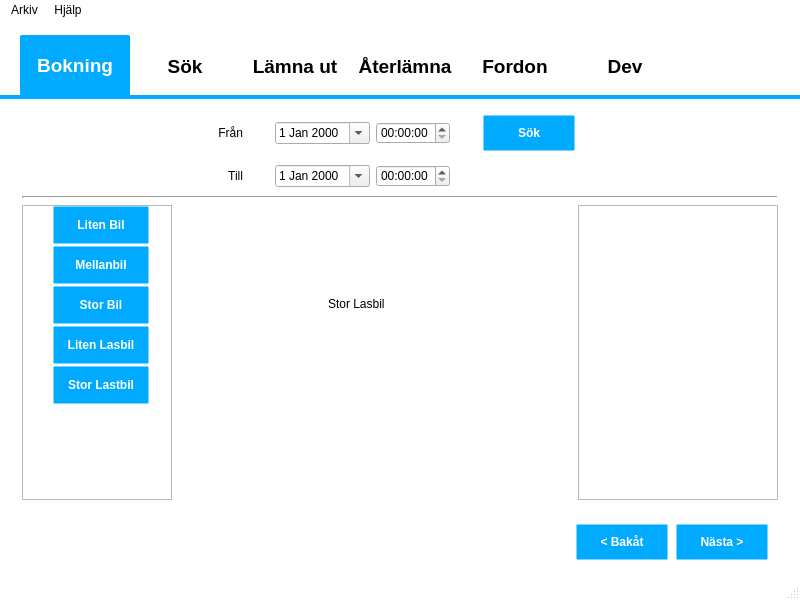
nilsknacken/A3B-repo, file sandbox/andreas/gui/MainWindow.ui: the form before one commit.
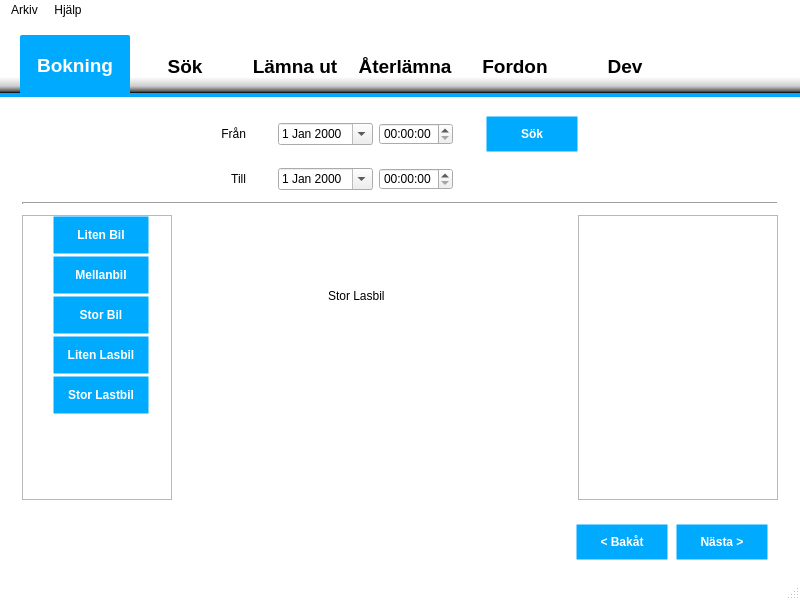
The form after the commit. The open tabs and pages were chosen to show the change. Icons and pictures are not drawn.

Diff of the .ui file:
```diff
--- a/sandbox/andreas/gui/MainWindow.ui
+++ b/sandbox/andreas/gui/MainWindow.ui
@@ -439,7 +439,10 @@
    <string notr="true">QTabWidget::tab-bar {
 	left: 20px;}
 QTabWidget::pane {
-	border-top: 4px solid rgb(0, 170, 255);
+/*	border-top: 4px solid rgb(0, 170, 255);*/
+border-top: 20px solid qlineargradient(spread:pad, x1:0, y1:0, x2:0, y2:1, stop:0 rgba(0, 0, 0, 0), stop:0.199052 rgba(0, 0, 0, 22), stop:0.459716 rgba(0, 0, 0, 52), stop:0.7109 rgba(0, 0, 0, 164), stop:0.799 rgba(0, 0, 0, 255), stop:0.8 rgba(0, 170, 255, 255));
+         /*position: absolute;*/
+         top: -18px;
 	background-color: white;}
 QTabBar::tab {
 	height: 60px; width: 110px;
@@ -547,23 +550,14 @@
       <property name="focusPolicy">
        <enum>Qt::NoFocus</enum>
       </property>
-      <property name="styleSheet">
-       <string notr="true"/>
-      </property>
       <property name="currentIndex">
-       <number>5</number>
-      </property>
-      <property name="usesScrollButtons">
-       <bool>false</bool>
+       <number>0</number>
       </property>
       <widget class="QWidget" name="tabReservate">
        <attribute name="title">
         <string>Bokning</string>
        </attribute>
-       <layout class="QVBoxLayout" name="verticalLayout">
-        <property name="topMargin">
-         <number>0</number>
-        </property>
+       <layout class="QVBoxLayout" name="verticalLayout_3">
         <item>
          <widget class="QTabWidget" name="tabWidget1_2">
           <property name="focusPolicy">
@@ -593,24 +587,34 @@
           <property name="currentIndex">
            <number>0</number>
           </property>
-          <property name="usesScrollButtons">
-           <bool>false</bool>
-          </property>
           <widget class="QWidget" name="tabBooking">
            <attribute name="title">
             <string/>
            </attribute>
-           <layout class="QVBoxLayout" name="verticalLayout_3">
+           <layout class="QVBoxLayout" name="verticalLayout">
+            <property name="topMargin">
+             <number>19</number>
+            </property>
             <item>
              <layout class="QGridLayout" name="gridLayoutTop">
-              <property name="horizontalSpacing">
-               <number>6</number>
-              </property>
-              <item row="1" column="2">
+              <item row="0" column="0">
                <spacer name="horizontalSpacer_3">
                 <property name="orientation">
                  <enum>Qt::Horizontal</enum>
                 </property>
+                <property name="sizeHint" stdset="0">
+                 <size>
+                  <width>40</width>
+                  <height>20</height>
+                 </size>
+                </property>
+               </spacer>
+              </item>
+              <item row="0" column="2" rowspan="2">
+               <spacer name="horizontalSpacer_2">
+                <property name="orientation">
+                 <enum>Qt::Horizontal</enum>
+                </property>
                 <property name="sizeType">
                  <enum>QSizePolicy::Fixed</enum>
                 </property>
@@ -622,69 +626,37 @@
                 </property>
                </spacer>
               </item>
-              <item row="2" column="4">
-               <widget class="QTimeEdit" name="timeEditTo"/>
-              </item>
-              <item row="1" column="4">
+              <item row="0" column="4">
                <widget class="QTimeEdit" name="timeEditFrom"/>
               </item>
-              <item row="1" column="3">
+              <item row="0" column="6">
+               <widget class="QPushButton" name="pushButtonP1Search">
+                <property name="text">
+                 <string>Sök</string>
+                </property>
+               </widget>
+              </item>
+              <item row="0" column="3">
                <widget class="QDateEdit" name="dateEditFrom">
                 <property name="calendarPopup">
                  <bool>true</bool>
                 </property>
                </widget>
               </item>
-              <item row="1" column="1">
-               <widget class="QLabel" name="labelFrom">
-                <property name="text">
-                 <string>Från</string>
-                </property>
-                <property name="alignment">
-                 <set>Qt::AlignRight|Qt::AlignTrailing|Qt::AlignVCenter</set>
-                </property>
-               </widget>
-              </item>
-              <item row="1" column="8" rowspan="2">
-               <spacer name="verticalSpacer_2">
-                <property name="orientation">
-                 <enum>Qt::Vertical</enum>
-                </property>
-                <property name="sizeType">
-                 <enum>QSizePolicy::Fixed</enum>
-                </property>
-                <property name="sizeHint" stdset="0">
-                 <size>
-                  <width>0</width>
-                  <height>80</height>
-                 </size>
-                </property>
-               </spacer>
-              </item>
-              <item row="2" column="3">
-               <widget class="QDateEdit" name="dateEditTo">
-                <property name="calendarPopup">
-                 <bool>true</bool>
-                </property>
-               </widget>
-              </item>
-              <item row="1" column="5">
-               <spacer name="horizontalSpacer_8">
+              <item row="0" column="7">
+               <spacer name="horizontalSpacer_7">
                 <property name="orientation">
                  <enum>Qt::Horizontal</enum>
                 </property>
-                <property name="sizeType">
-                 <enum>QSizePolicy::Fixed</enum>
-                </property>
                 <property name="sizeHint" stdset="0">
                  <size>
-                  <width>20</width>
-                  <height>0</height>
+                  <width>40</width>
+                  <height>20</height>
                  </size>
                 </property>
                </spacer>
               </item>
-              <item row="2" column="1">
+              <item row="1" column="1">
                <widget class="QLabel" name="labelTo">
                 <property name="text">
                  <string>Till</string>
@@ -700,40 +672,43 @@
                 </property>
                </widget>
               </item>
-              <item row="1" column="7">
-               <spacer name="horizontalSpacer_2">
-                <property name="orientation">
-                 <enum>Qt::Horizontal</enum>
-                </property>
-                <property name="sizeHint" stdset="0">
-                 <size>
-                  <width>40</width>
-                  <height>20</height>
-                 </size>
-                </property>
-               </spacer>
+              <item row="1" column="4">
+               <widget class="QTimeEdit" name="timeEditTo"/>
               </item>
-              <item row="1" column="0">
-               <spacer name="horizontalSpacer_7">
-                <property name="orientation">
-                 <enum>Qt::Horizontal</enum>
-                </property>
-                <property name="sizeHint" stdset="0">
-                 <size>
-                  <width>40</width>
-                  <height>20</height>
-                 </size>
-                </property>
-               </spacer>
-              </item>
-              <item row="1" column="6">
-               <widget class="QPushButton" name="pushButtonP1Search">
+              <item row="0" column="1">
+               <widget class="QLabel" name="labelFrom">
                 <property name="text">
-                 <string>Sök</string>
+                 <string>Från</string>
                 </property>
+                <property name="alignment">
+                 <set>Qt::AlignRight|Qt::AlignTrailing|Qt::AlignVCenter</set>
+                </property>
                </widget>
               </item>
-              <item row="3" column="0" colspan="9">
+              <item row="1" column="3">
+               <widget class="QDateEdit" name="dateEditTo">
+                <property name="calendarPopup">
+                 <bool>true</bool>
+                </property>
+               </widget>
+              </item>
+              <item row="0" column="5" rowspan="2">
+               <spacer name="horizontalSpacer_8">
+                <property name="orientation">
+                 <enum>Qt::Horizontal</enum>
+                </property>
+                <property name="sizeType">
+                 <enum>QSizePolicy::Fixed</enum>
+                </property>
+                <property name="sizeHint" stdset="0">
+                 <size>
+                  <width>20</width>
+                  <height>0</height>
+                 </size>
+                </property>
+               </spacer>
+              </item>
+              <item row="2" column="0" colspan="8">
                <widget class="Line" name="line_7">
                 <property name="lineWidth">
                  <number>2</number>
@@ -743,6 +718,22 @@
                 </property>
                </widget>
               </item>
+              <item row="0" column="8" rowspan="3">
+               <spacer name="verticalSpacer_2">
+                <property name="orientation">
+                 <enum>Qt::Vertical</enum>
+                </property>
+                <property name="sizeType">
+                 <enum>QSizePolicy::Fixed</enum>
+                </property>
+                <property name="sizeHint" stdset="0">
+                 <size>
+                  <width>0</width>
+                  <height>100</height>
+                 </size>
+                </property>
+               </spacer>
+              </item>
              </layout>
             </item>
             <item>
@@ -876,9 +867,6 @@
                 <property name="currentIndex">
                  <number>4</number>
                 </property>
-                <property name="usesScrollButtons">
-                 <bool>false</bool>
-                </property>
                 <widget class="QWidget" name="tabSmallCar">
                  <attribute name="title">
                   <string/>
```
Left out of the diff: 149 changed lines with no effect on the pictures.
